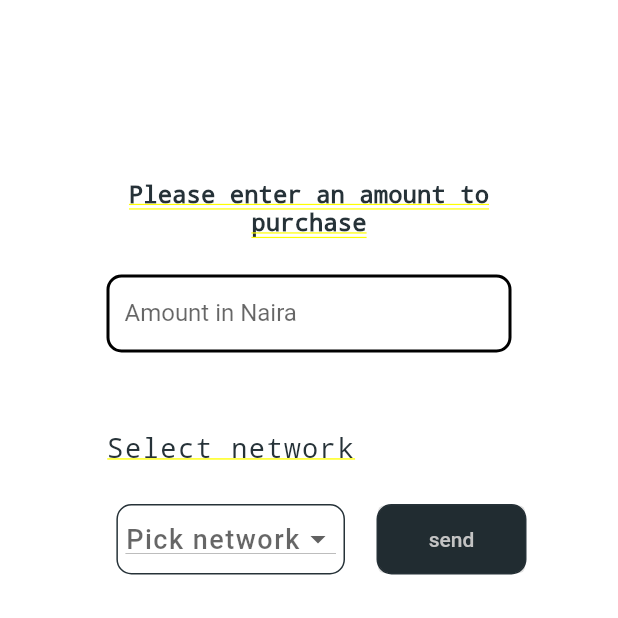
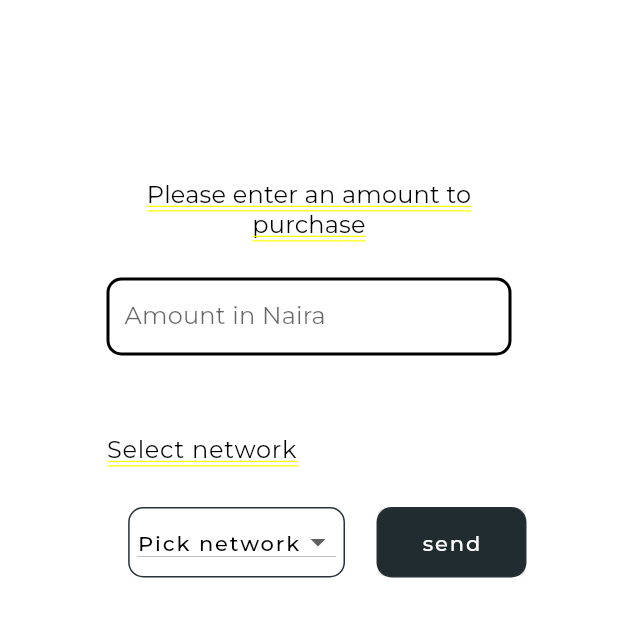
Before and after one commit to Mash-hood/scodar-App, a Flutter app: the BuyCredit screen opened by its route, on a phone screen of 412 x 824 dp, the top half of it. Run offline on Flutter 3.47's test engine with Material 2 defaults, Android fonts, the phone set to English and light mode, and no system bars; our stand-ins replace google_fonts.

Commit message:
added google fonts package and now implemnting app theme

```diff
--- a/lib/constants.dart
+++ b/lib/constants.dart
@@ -3,7 +3,11 @@ import 'package:flutter/material.dart';
 const kNormalTextStyle = TextStyle(
     fontSize: 16.0, fontWeight: FontWeight.normal, color: Color(0xFF263238));
 const kBoldTextStyle = TextStyle(
-    fontSize: 16.0, fontWeight: FontWeight.bold, color: Color(0xFF263238));
+  fontSize: 16.0,
+  fontWeight: FontWeight.bold,
+  color: Color(0xFF263238),
+  //   fontFamily: Arial
+);
 
 const kPrimaryColor = Color(0xFF263238);
 const kBlue = Color(0xFFABC1D6);
--- a/lib/screens/buyCredit.dart
+++ b/lib/screens/buyCredit.dart
@@ -31,7 +31,7 @@ class _BuyCreditState extends State<BuyCredit> {
           children: <Widget>[
             const SizedBox(height: 120),
             Text("Please enter an amount to \npurchase",
-                style: ScodarTheme.secondaryTextTheme.headline3,
+                style: ScodarTheme2.lightTextTheme.subtitle1,
                 textAlign: TextAlign.center),
             const SizedBox(height: 25),
             SizedBox(
@@ -47,7 +47,7 @@ class _BuyCreditState extends State<BuyCredit> {
               child: multipleNetworks
                   ? Text(
                       "Select network",
-                      style: ScodarTheme.secondaryTextTheme.bodyText1,
+                      style: ScodarTheme2.lightTextTheme.bodyText1,
                       textAlign: TextAlign.start,
                     )
                   : null,
@@ -64,19 +64,22 @@ class _BuyCreditState extends State<BuyCredit> {
                         decoration: BoxDecoration(
                           borderRadius: BorderRadius.circular(10),
                           border: Border.all(
-                              color: ScodarTheme.kSecondaryColor, width: 1),
+                              color: ScodarTheme2.secondaryColor, width: 1),
                         ),
                         child: DropdownButton<String>(
                           value: selectedNetwork,
                           icon: const Icon(Icons.arrow_drop_down_outlined),
                           elevation: 16,
-                          style: ScodarTheme.secondaryTextTheme.bodyText1,
+                          style: ScodarTheme2.lightTextTheme.button,
                           onChanged: (String? newValue) {
                             setState(() {
                               selectedNetwork = newValue!;
                             });
                           },
-                          hint: const Text("Pick network"),
+                          hint: Text(
+                            "Pick network",
+                            style: ScodarTheme2.lightTextTheme.button,
+                          ),
                           items: <String>[
                             'MTN',
                             'Globacom',
@@ -97,19 +100,20 @@ class _BuyCreditState extends State<BuyCredit> {
                   width: 100,
                   // padding: const EdgeInsets.all(5),
                   decoration: BoxDecoration(
-                    color: ScodarTheme.kSecondaryColor,
+                    color: ScodarTheme2.secondaryColor,
                     borderRadius: BorderRadius.circular(10),
                     border: Border.all(
-                        color: ScodarTheme.kSecondaryColor, width: 1),
+                        color: ScodarTheme2.secondaryColor, width: 1),
                   ),
-                  child: const ElevatedButton(
-                      // style: ButtonStyle(backgroundColor: Colors.black),
-                      onPressed:
-                          null, // method to be implemented during the backend part
-                      child: Text(
-                        "send",
-                        style: TextStyle(color: ScodarTheme.kPrimaryColor),
-                      )),
+                  child: ElevatedButton(
+                    // style: ButtonStyle(backgroundColor: Colors.black),
+                    onPressed:
+                        null, // method to be implemented during the backend part
+                    child: Text(
+                      "send",
+                      style: ScodarTheme2.darkTextTheme.button,
+                    ),
+                  ),
                 ),
                 const SizedBox(width: 45)
               ],
--- a/lib/screens/mainScreen.dart
+++ b/lib/screens/mainScreen.dart
@@ -16,7 +16,7 @@ class MainScreen extends StatelessWidget {
               height: 60,
             ),
             Text("Place the camera over the voucher",
-                style: ScodarTheme.secondaryTextTheme.headline3),
+                style: ScodarTheme2.lightTextTheme.bodyText1),
             const SizedBox(height: 10),
             //stacking should work instead of this, show decorated paint when light is on
             Container(
@@ -43,7 +43,7 @@ class MainScreen extends StatelessWidget {
               height: 5,
             ),
             Text("Press the touch for more light",
-                style: ScodarTheme.secondaryTextTheme.headline3),
+                style: ScodarTheme2.lightTextTheme.bodyText1),
           ],
         ),
       ),
--- a/lib/socdar_theme.dart
+++ b/lib/socdar_theme.dart
@@ -1,7 +1,8 @@
 import 'package:flutter/material.dart';
 import 'package:google_fonts/google_fonts.dart';
 
-class ScodarTheme {
+/*
+ class ScodarTheme {
   static const kPrimaryColor = Color(0xFFC4C4C4);
 
   static const kSecondaryColor = Color(0xFF263238);
@@ -43,66 +44,186 @@ class ScodarTheme {
   );
 }
 
+ */
+
 class ScodarTheme2 {
-  static TextTheme BlackTextTheme = TextTheme(
+  static const secondaryColor = Color(0xFF263238);
+  static const secondaryColorDeem = Color(0x75263238);
+  static const colourWhite = Colors.white;
+  static const colourBlack = Colors.black;
+  static const primaryColor = Color(0xFFC4C4C4);
+
+  static TextTheme lightTextTheme = TextTheme(
     headline1: GoogleFonts.montserrat(
         fontSize: 97,
         fontWeight: FontWeight.w300,
         letterSpacing: -1.5,
-        color: Colors.black),
+        color: colourBlack),
     headline2: GoogleFonts.montserrat(
         fontSize: 61,
         fontWeight: FontWeight.w300,
         letterSpacing: -0.5,
-        color: Colors.black),
+        color: colourBlack),
     headline3: GoogleFonts.montserrat(
-        fontSize: 48, fontWeight: FontWeight.w400, color: Colors.black),
+        fontSize: 48, fontWeight: FontWeight.w400, color: colourBlack),
     headline4: GoogleFonts.montserrat(
         fontSize: 34,
         fontWeight: FontWeight.w400,
         letterSpacing: 0.25,
-        color: Colors.black),
+        color: colourBlack),
     headline5: GoogleFonts.montserrat(
-        fontSize: 24, fontWeight: FontWeight.w400, color: Colors.black),
+        fontSize: 24, fontWeight: FontWeight.w400, color: colourBlack),
     headline6: GoogleFonts.montserrat(
         fontSize: 20,
         fontWeight: FontWeight.w500,
         letterSpacing: 0.15,
-        color: Colors.black),
+        color: colourBlack),
     subtitle1: GoogleFonts.montserrat(
         fontSize: 16,
         fontWeight: FontWeight.w400,
         letterSpacing: 0.15,
-        color: Colors.black),
+        color: colourBlack),
     subtitle2: GoogleFonts.montserrat(
         fontSize: 14,
         fontWeight: FontWeight.w500,
         letterSpacing: 0.1,
-        color: Colors.black),
+        color: colourBlack),
     bodyText1: GoogleFonts.montserrat(
         fontSize: 16,
         fontWeight: FontWeight.w400,
         letterSpacing: 0.5,
-        color: Colors.black),
+        color: colourBlack),
     bodyText2: GoogleFonts.montserrat(
         fontSize: 14,
         fontWeight: FontWeight.w400,
         letterSpacing: 0.25,
-        color: Colors.black),
+        color: colourBlack),
     button: GoogleFonts.montserrat(
         fontSize: 14,
         fontWeight: FontWeight.w500,
         letterSpacing: 1.25,
-        color: Colors.black),
+        color: colourBlack),
     caption: GoogleFonts.montserrat(
         fontSize: 12,
         fontWeight: FontWeight.w400,
         letterSpacing: 0.4,
-        color: Colors.black),
+        color: colourBlack),
     overline: GoogleFonts.montserrat(
         fontSize: 10,
         fontWeight: FontWeight.w400,
         letterSpacing: 1.5,
-        color: Colors.black),
+        color: colourBlack),
   );
+
+  static TextTheme darkTextTheme = TextTheme(
+    headline1: GoogleFonts.montserrat(
+        fontSize: 97,
+        fontWeight: FontWeight.w300,
+        letterSpacing: -1.5,
+        color: colourWhite),
+    headline2: GoogleFonts.montserrat(
+        fontSize: 61,
+        fontWeight: FontWeight.w300,
+        letterSpacing: -0.5,
+        color: colourWhite),
+    headline3: GoogleFonts.montserrat(
+        fontSize: 48, fontWeight: FontWeight.w400, color: colourWhite),
+    headline4: GoogleFonts.montserrat(
+        fontSize: 34,
+        fontWeight: FontWeight.w400,
+        letterSpacing: 0.25,
+        color: colourWhite),
+    headline5: GoogleFonts.montserrat(
+        fontSize: 24, fontWeight: FontWeight.w400, color: colourWhite),
+    headline6: GoogleFonts.montserrat(
+        fontSize: 20,
+        fontWeight: FontWeight.w500,
+        letterSpacing: 0.15,
+        color: colourWhite),
+    subtitle1: GoogleFonts.montserrat(
+        fontSize: 16,
+        fontWeight: FontWeight.w400,
+        letterSpacing: 0.15,
+        color: colourWhite),
+    subtitle2: GoogleFonts.montserrat(
+        fontSize: 14,
+        fontWeight: FontWeight.w500,
+        letterSpacing: 0.1,
+        color: colourWhite),
+    bodyText1: GoogleFonts.montserrat(
+        fontSize: 16,
+        fontWeight: FontWeight.w400,
+        letterSpacing: 0.5,
+        color: colourWhite),
+    bodyText2: GoogleFonts.montserrat(
+        fontSize: 14,
+        fontWeight: FontWeight.w400,
+        letterSpacing: 0.25,
+        color: colourWhite),
+    button: GoogleFonts.montserrat(
+        fontSize: 14,
+        fontWeight: FontWeight.w500,
+        letterSpacing: 1.25,
+        color: colourWhite),
+    caption: GoogleFonts.montserrat(
+        fontSize: 12,
+        fontWeight: FontWeight.w400,
+        letterSpacing: 0.4,
+        color: colourWhite),
+    overline: GoogleFonts.montserrat(
+        fontSize: 10,
+        fontWeight: FontWeight.w400,
+        letterSpacing: 1.5,
+        color: colourWhite),
+  );
+
+  static ThemeData light() {
+    return ThemeData(
+      brightness: Brightness.light,
+      appBarTheme: const AppBarTheme(
+        foregroundColor: secondaryColor,
+        backgroundColor: primaryColor,
+      ),
+      floatingActionButtonTheme: const FloatingActionButtonThemeData(
+        foregroundColor: primaryColor,
+        backgroundColor: secondaryColor,
+      ),
+      bottomNavigationBarTheme: const BottomNavigationBarThemeData(
+        selectedItemColor: secondaryColor,
+        backgroundColor: primaryColor,
+      ),
+      textTheme: lightTextTheme,
+      iconTheme: const IconThemeData(
+        color: secondaryColor,
+      ),
+      drawerTheme: const DrawerThemeData(
+        backgroundColor: primaryColor,
+      ),
+    );
+  }
+
+  static ThemeData dark() {
+    return ThemeData(
+      brightness: Brightness.dark,
+      appBarTheme: AppBarTheme(
+        foregroundColor: Colors.white,
+        backgroundColor: Colors.grey[900],
+      ),
+      floatingActionButtonTheme: const FloatingActionButtonThemeData(
+        foregroundColor: Colors.white,
+        backgroundColor: Colors.green,
+      ),
+      bottomNavigationBarTheme: const BottomNavigationBarThemeData(
+        selectedItemColor: secondaryColor,
+        backgroundColor: primaryColor,
+      ),
+      textTheme: darkTextTheme,
+      iconTheme: const IconThemeData(
+        color: primaryColor,
+      ),
+      drawerTheme: const DrawerThemeData(
+        backgroundColor: primaryColor,
+      ),
+    );
+  }
 }
--- a/pubspec.yaml
+++ b/pubspec.yaml
@@ -29,7 +29,7 @@ environment:
 dependencies:
   flutter:
     sdk: flutter
-  google_fonts: ^2.1.0
+  google_fonts: 2.3.1
 
 
   # The following adds the Cupertino Icons font to your application.
```
Also changed, not shown: lib/main.dart (+6 -2 lines), lib/screens/checkBalance.dart (+4 -5 lines), lib/screens/home.dart (+20 -15 lines), pubspec.lock, 1 other file.
